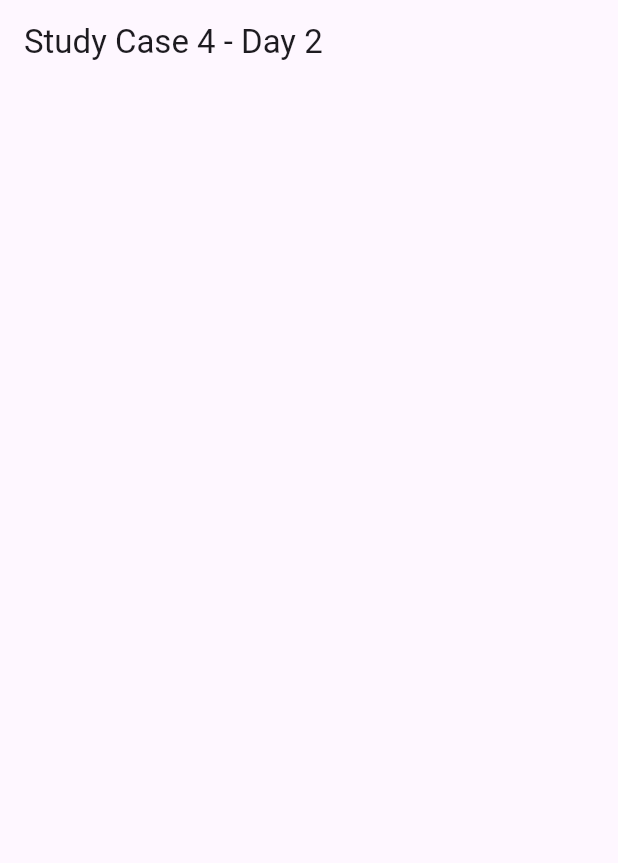
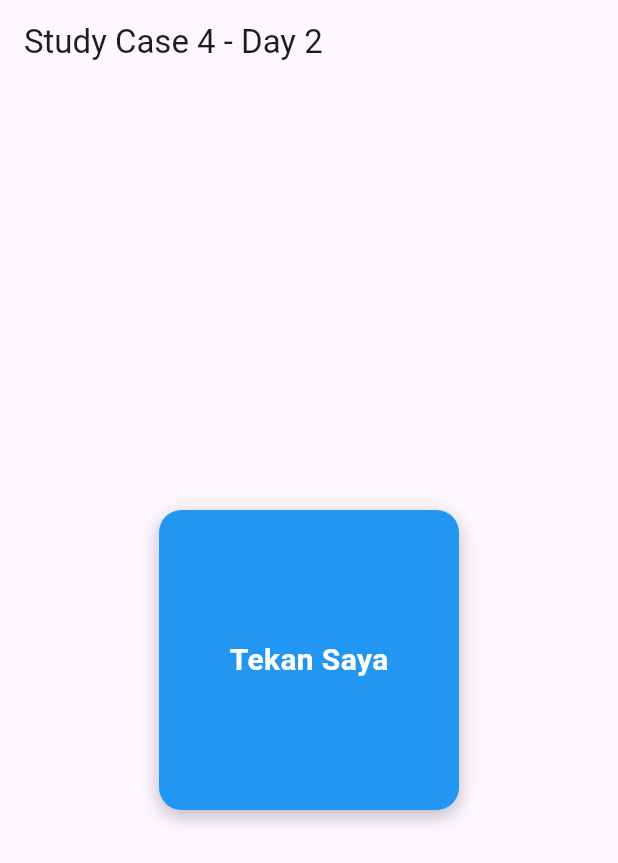
Before and after one commit to rrma1710/maliki-tech-fest-2025, a Flutter app: the screen it shows after launch, on a phone screen of 412 x 824 dp. Shown: the top 863 px of the screen. Run offline on Flutter 3.47's test engine with Material 3 defaults, Android fonts, the phone set to English and light mode, and no system bars.

Commit message:
tambah container

```diff
--- a/day2/lib/study_case_4.dart
+++ b/day2/lib/study_case_4.dart
@@ -22,6 +22,33 @@ class _MyAppState extends State<MyApp> {
             print('Container di tekan');
             print('Waktu : ${DateTime.now()}');
           },
+          child: Center(
+            child: Container(
+              width: 200,
+              height: 200,
+              decoration: BoxDecoration(
+                color: Colors.blue,
+                borderRadius: BorderRadius.circular(15),
+                boxShadow: [
+                  BoxShadow(
+                    color: Colors.black26,
+                    blurRadius: 10,
+                    offset: Offset(0, 4),
+                  ),
+                ],
+              ),
+              child: Center(
+                child: Text(
+                  'Tekan Saya',
+                  style: TextStyle(
+                    color: Colors.white,
+                    fontSize: 20,
+                    fontWeight: FontWeight.bold,
+                  ),
+                ),
+              ),
+            ),
+          ),
         ),
       ),
     );
```
